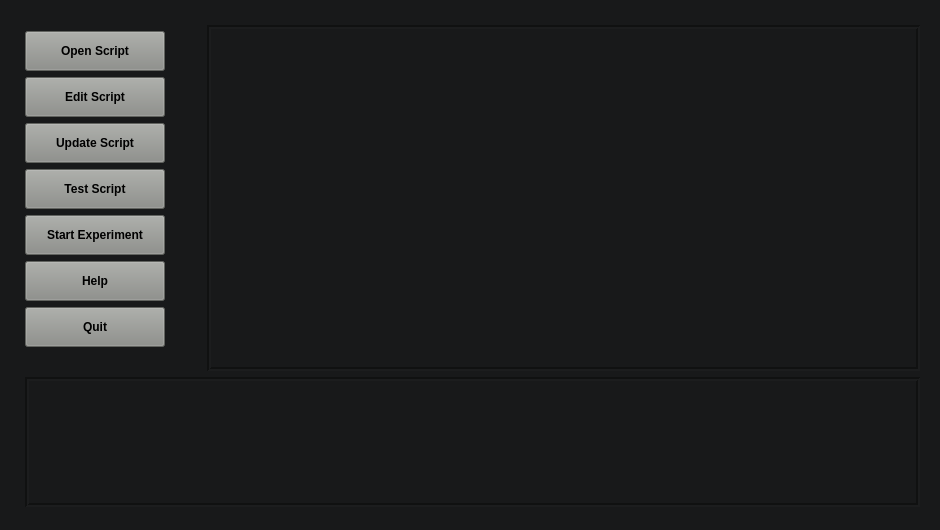
Anatoly1010/Atomize, file atomize/main/gui/main_window.ui: the form before one commit.
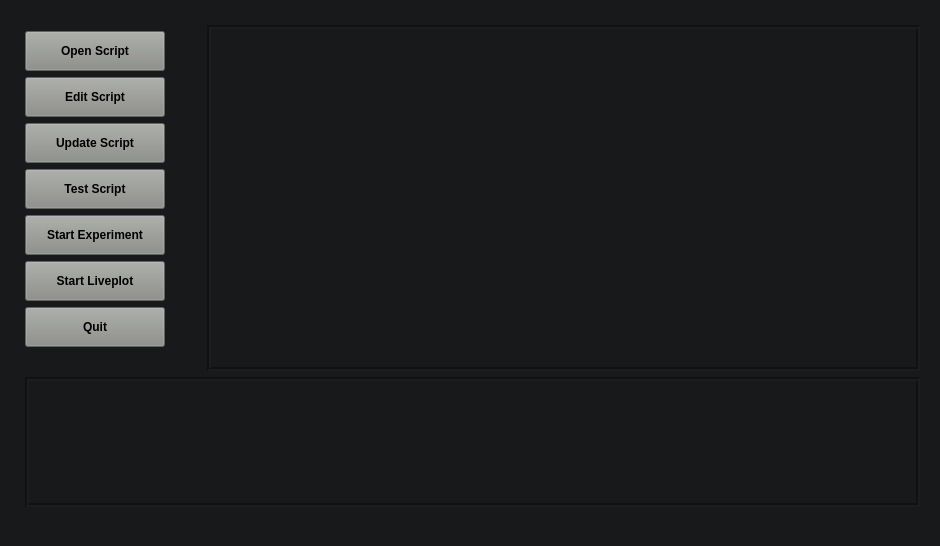
The form after the commit. Custom widgets are drawn as their Qt base class.

What changed in the file:
```diff
--- a/atomize/main/gui/main_window.ui
+++ b/atomize/main/gui/main_window.ui
@@ -7,7 +7,7 @@
     <x>0</x>
     <y>0</y>
     <width>940</width>
-    <height>525</height>
+    <height>546</height>
    </rect>
   </property>
   <property name="sizePolicy">
@@ -363,7 +363,7 @@
        <string notr="true">background-color: rgb(136, 138, 133);</string>
       </property>
       <property name="text">
-       <string>Help</string>
+       <string>Start Liveplot</string>
       </property>
      </widget>
     </item>
```
Left out of the diff: 2 changed lines with no effect on the pictures.
